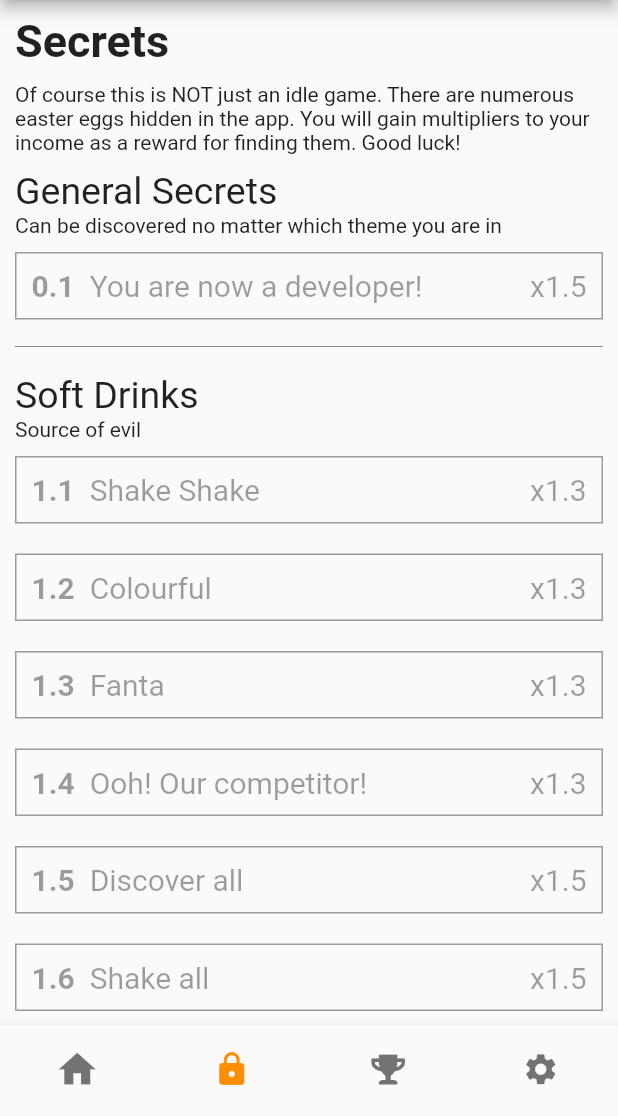
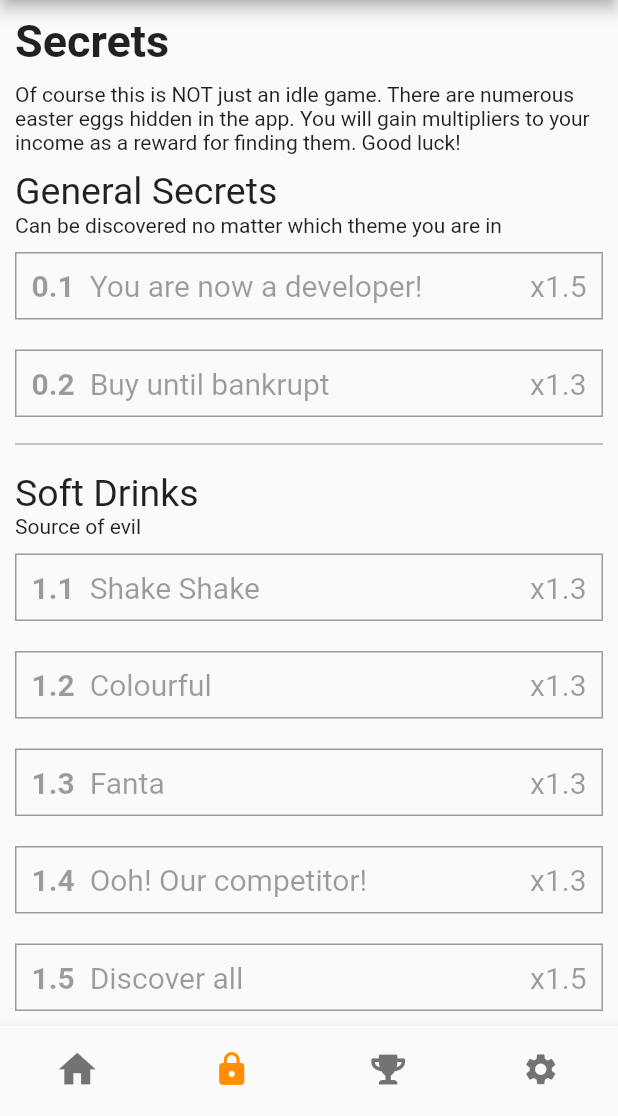
Before and after one commit to KidProf/ordinary-idle, a Flutter app: the screen it shows after launch, item 2 of the bottom bar chosen, on a phone screen of 412 x 824 dp, the part 120-1236 px from its top. Run offline on Flutter 3.47's test engine with Material 2 defaults, Android fonts, the phone set to English and light mode, and no system bars; our stand-ins replace fluttertoast, hive, hive_flutter, native_device_orientation, package_info_plus, tuple; missing offline and left inert: shake; accounts and stored records are empty.

Commit message:
long press to buy all in shop

```diff
--- a/lib/data/Secrets.dart
+++ b/lib/data/Secrets.dart
@@ -45,7 +45,8 @@ mixin Secrets {
           "total": 8,
           "volatile": true,
         },
-        ]),
+      ],
+    ),
 
     //referenced in:
     // CookieBackground.dart, check if it taps outside the cookie
@@ -281,6 +282,23 @@ mixin Secrets {
         },
       ],
     ),
+    //referenced in:
+    //HotbarShop.dart, DetailShop.dart: complete once user long press any purchase button with enough money
+    Secret(
+      id: 16,
+      exid: "0.2",
+      prerequisites: [],
+      title: "Buy until bankrupt",
+      description: "Long press any shop button to purcahse until you run out of money.",
+      theme: 0,
+      reward: 1.3,
+      progressComponent: [
+        {
+          "total": 1,
+          "volatile": true,
+        },
+      ],
+    ),
   ];
 
   static final secretHeaders = {
--- a/lib/data/Shops.dart
+++ b/lib/data/Shops.dart
@@ -180,7 +180,7 @@ mixin Shops {
     level += 1;
     purchases.put(id, level);
     s.gain.callback(level);
-    updateAchievementLevel(4,shops.where((s) => s.type != "special").fold(0,(xs, x)=> xs + getLevelById(x.id)));
+    updateAchievementLevel(4, shops.where((s) => s.type != "special").fold(0, (xs, x) => xs + getLevelById(x.id)));
     return true;
   }
 
--- a/lib/pages/AchievementsPage.dart
+++ b/lib/pages/AchievementsPage.dart
@@ -25,7 +25,8 @@ class AchievementsPage extends StatelessWidget {
                 const SizedBox(height: 10),
                 const Text("Achievements", style: titleStyle),
                 const SizedBox(height: 10),
-                const Text("These are obvious goals of the idle game, for example reaching certain amount in money. It is also here to tell you the secrets are not about doing these things below."),
+                const Text(
+                    "These are obvious goals of the idle game, for example reaching certain amount in money. It is also here to tell you the secrets are not about doing these things below."),
                 const SizedBox(height: 10),
                 const Text(
                     "NOTE: The trophies currently have no use other than making you feel proud of yourself. Its use will be introduced later, but it will definitely take some time."),
--- a/lib/pages/SecretsPage.dart
+++ b/lib/pages/SecretsPage.dart
@@ -23,7 +23,8 @@ class SecretsPage extends StatelessWidget {
                 const SizedBox(height: 10),
                 const Text("Secrets", style: titleStyle),
                 const SizedBox(height: 10),
-                const Text("Of course this is NOT just an idle game. There are numerous easter eggs hidden in the app. You will gain multipliers to your income as a reward for finding them. Good luck!"),
+                const Text(
+                    "Of course this is NOT just an idle game. There are numerous easter eggs hidden in the app. You will gain multipliers to your income as a reward for finding them. Good luck!"),
                 const SizedBox(height: 10),
                 ..._printSecrets(p, context),
               ],
```
Also changed, not shown: lib/data/Achievements.dart (+5 -3 lines), lib/partials/1softdrinks/SoftDrinksBackground.dart (+4 -4 lines), lib/partials/DetailShop.dart (+13 -2 lines), lib/partials/HotbarShop.dart (+9 -0 lines). Lines whose indentation alone changed are shown as unchanged.
